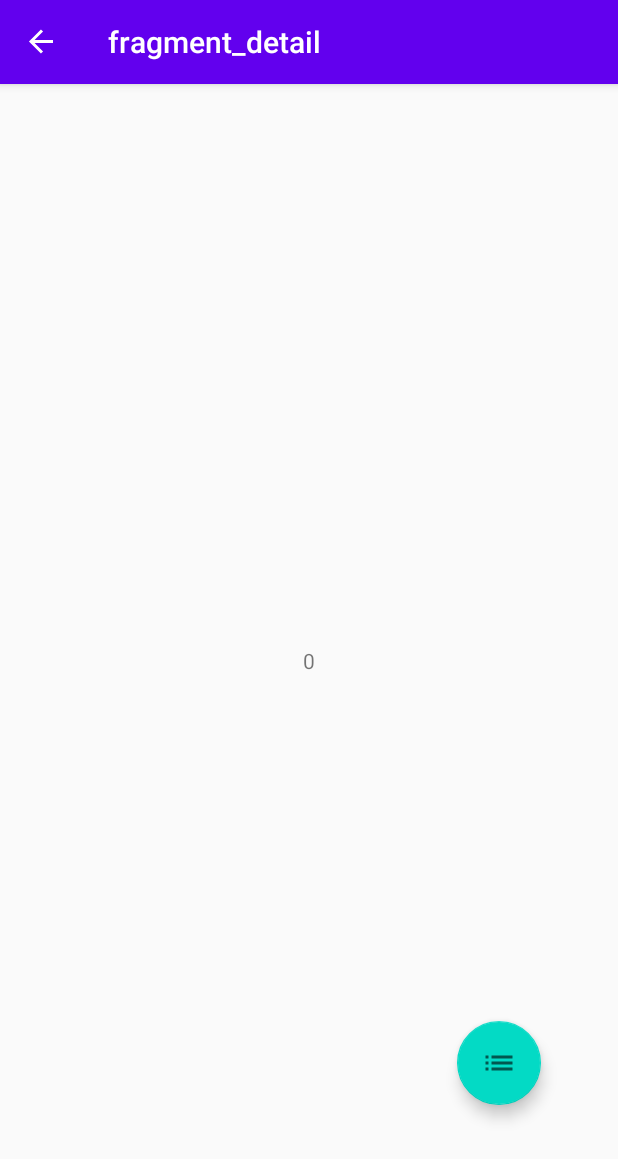
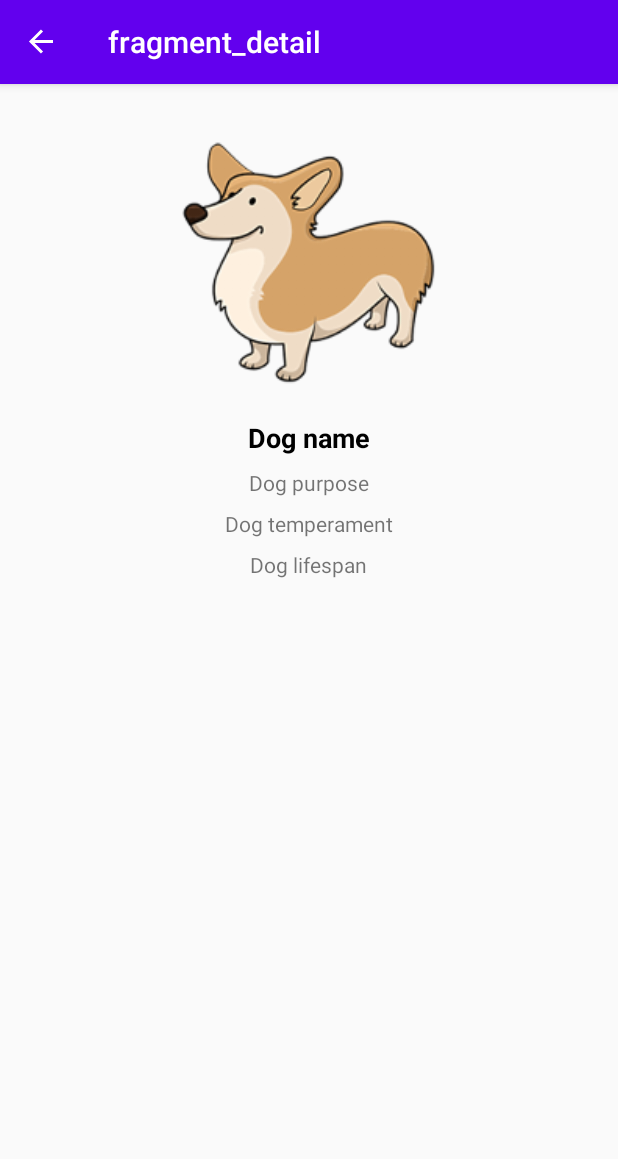
Before and after one commit to anhoang241998/DogsApp, an Android app: the DetailFragment screen opened through its navigation route, on a phone screen of 412 x 824 dp. Shown: the top 1159 px of the screen. Run offline under Robolectric (Android 15) with nearby library versions, the phone set to English and light mode, and no system bars; our stand-ins replace ButterKnife, navigation-ui.

Commit message:
finish layout

```diff
--- a/app/src/main/java/com/example/dogsapp/view/DetailFragment.java
+++ b/app/src/main/java/com/example/dogsapp/view/DetailFragment.java
@@ -21,10 +21,6 @@ import butterknife.ButterKnife;
 public class DetailFragment extends Fragment {
 
     View v;
-    @BindView(R.id.textView)
-    TextView textView;
-    @BindView(R.id.floatingActionButton)
-    FloatingActionButton floatingActionButton;
 
     private int mDogUuid;
 
@@ -43,18 +39,7 @@ public class DetailFragment extends Fragment {
     public void onViewCreated(@NonNull View view, @Nullable Bundle savedInstanceState) {
         super.onViewCreated(view, savedInstanceState);
         if (getArguments() != null) {
-
             mDogUuid = DetailFragmentArgs.fromBundle(getArguments()).getDogUuid();
-            textView.setText(String.valueOf(mDogUuid));
         }
-
-        floatingActionButton.setOnClickListener(v -> {
-            onGoToList();
-        });
-    }
-
-    private void onGoToList() {
-        NavDirections actionList = DetailFragmentDirections.actionList();
-        Navigation.findNavController(floatingActionButton).navigate(actionList);
     }
 }
--- a/app/src/main/java/com/example/dogsapp/view/ListFragment.java
+++ b/app/src/main/java/com/example/dogsapp/view/ListFragment.java
@@ -20,10 +20,6 @@ import butterknife.ButterKnife;
 
 public class ListFragment extends Fragment {
 
-    @BindView(R.id.textView)
-    TextView textView;
-    @BindView(R.id.floatingActionButton)
-    FloatingActionButton fab;
     View v;
 
     public ListFragment() {
@@ -37,17 +33,5 @@ public class ListFragment extends Fragment {
         return v;
     }
 
-    @Override
-    public void onViewCreated(@NonNull View view, @Nullable Bundle savedInstanceState) {
-        super.onViewCreated(view, savedInstanceState);
-        fab.setOnClickListener(v -> {
-            onGoToDetails();
-        });
-    }
 
-    private void onGoToDetails() {
-        ListFragmentDirections.ActionDetail actionDetail = ListFragmentDirections.actionDetail();
-        actionDetail.setDogUuid(5);
-        Navigation.findNavController(fab).navigate(actionDetail);
-    }
 }
--- a/app/src/main/res/layout/fragment_detail.xml
+++ b/app/src/main/res/layout/fragment_detail.xml
@@ -1,33 +1,61 @@
 <?xml version="1.0" encoding="utf-8"?>
-<androidx.constraintlayout.widget.ConstraintLayout xmlns:android="http://schemas.android.com/apk/res/android"
+<RelativeLayout xmlns:android="http://schemas.android.com/apk/res/android"
     xmlns:app="http://schemas.android.com/apk/res-auto"
     xmlns:tools="http://schemas.android.com/tools"
     android:layout_width="match_parent"
     android:layout_height="match_parent"
-    tools:context=".view.DetailFragment">
+    tools:context=".view.DetailFragment"
+    tools:ignore="ContentDescription">
+
+    <ImageView
+        android:src="@mipmap/ic_dog"
+        android:id="@+id/dogImage"
+        android:layout_width="match_parent"
+        android:layout_height="wrap_content"
+        android:layout_alignParentTop="true"
+        android:minHeight="200dp"
+        android:scaleType="fitCenter" />
 
     <TextView
-        android:id="@+id/textView"
+        android:id="@+id/dogName"
+        style="@style/Title"
         android:layout_width="wrap_content"
         android:layout_height="wrap_content"
-        android:text="DetailFragement"
-        app:layout_constraintBottom_toBottomOf="parent"
-        app:layout_constraintEnd_toEndOf="parent"
-        app:layout_constraintStart_toStartOf="parent"
-        app:layout_constraintTop_toTopOf="parent" />
+        android:layout_below="@id/dogImage"
+        android:layout_centerHorizontal="true"
+        android:layout_margin="4dp"
+        android:text="Dog name" />
 
-    <com.google.android.material.floatingactionbutton.FloatingActionButton
-        android:id="@+id/floatingActionButton"
+    <TextView
+        android:id="@+id/dogPurpose"
+        style="@style/Text"
         android:layout_width="wrap_content"
         android:layout_height="wrap_content"
-        android:clickable="true"
-        android:src="@drawable/ic_list"
-        app:layout_constraintBottom_toBottomOf="parent"
-        app:layout_constraintEnd_toEndOf="parent"
-        app:layout_constraintHorizontal_bias="0.859"
-        app:layout_constraintStart_toStartOf="parent"
-        app:layout_constraintTop_toTopOf="parent"
-        app:layout_constraintVertical_bias="0.899" />
+        android:layout_below="@id/dogName"
+        android:layout_centerHorizontal="true"
+        android:layout_margin="4dp"
+        android:text="Dog purpose" />
+
+    <TextView
+        android:id="@+id/dogTemperament"
+        style="@style/Text"
+        android:layout_width="wrap_content"
+        android:layout_height="wrap_content"
+        android:layout_below="@id/dogPurpose"
+        android:layout_centerHorizontal="true"
+        android:layout_margin="4dp"
+        android:text="Dog temperament" />
+
+    <TextView
+        android:id="@+id/dogLifespan"
+        style="@style/Text"
+        android:layout_width="wrap_content"
+        android:layout_height="wrap_content"
+        android:layout_below="@id/dogTemperament"
+        android:layout_centerHorizontal="true"
+        android:layout_margin="4dp"
+        android:text="Dog lifespan" />
 
 
-</androidx.constraintlayout.widget.ConstraintLayout>
+
+</RelativeLayout>
--- a/app/src/main/res/values/strings.xml
+++ b/app/src/main/res/values/strings.xml
@@ -2,4 +2,5 @@
     <string name="app_name">DogsApp</string>
     <!-- TODO: Remove or change this placeholder text -->
     <string name="hello_blank_fragment">Hello blank fragment</string>
+    <string name="error_message">An error occured while loading data</string>
 </resources>
--- a/app/src/main/res/values/styles.xml
+++ b/app/src/main/res/values/styles.xml
@@ -7,4 +7,14 @@
         <item name="colorAccent">@color/colorAccent</item>
     </style>
 
+    <style name="Title">
+        <item name="android:textSize">18sp</item>
+        <item name="android:textStyle">bold</item>
+        <item name="android:textColor">#000</item>
+    </style>
+
+    <style name="Text">
+        <item name="android:textSize">14sp</item>
+    </style>
+
 </resources>
```
Also changed, not shown: app/src/main/res/layout/fragment_list.xml (+22 -10 lines), app/src/main/res/layout/item_dog.xml (added, +42 -0 lines).
